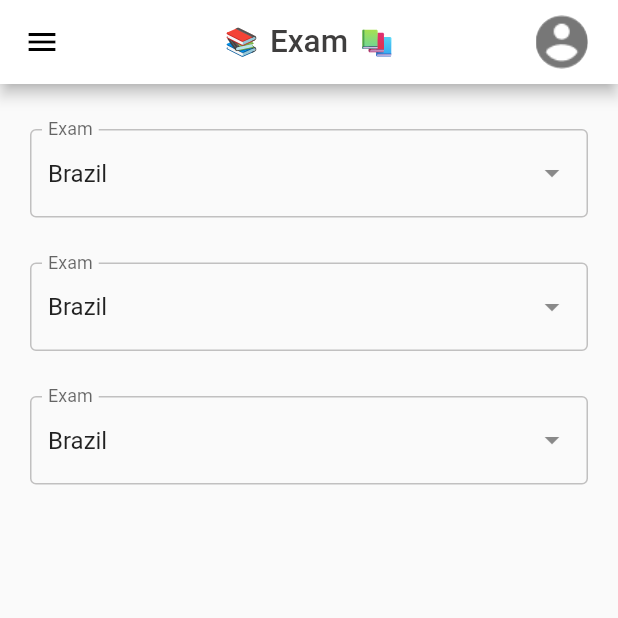
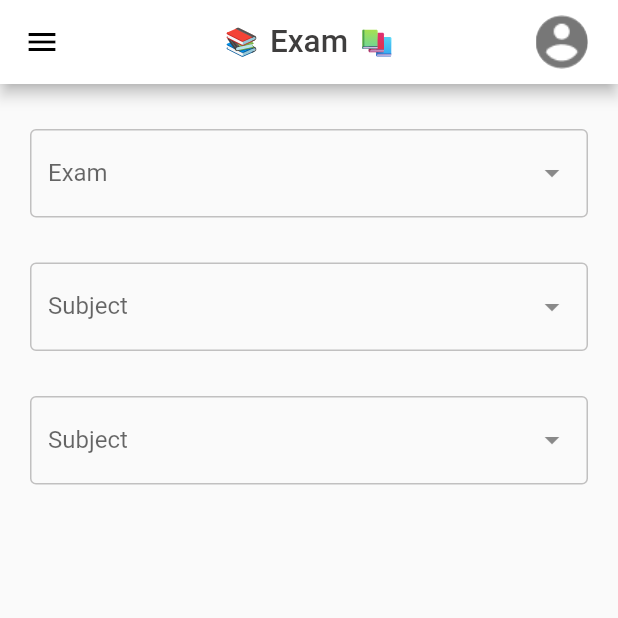
Before and after one commit to Afuh-Christian/exam-frontend, a Flutter app: the screen it shows after launch, on a phone screen of 412 x 824 dp, the top half of it. Run offline on Flutter 3.47's test engine with Material 2 defaults, Android fonts, the phone set to English and light mode, and no system bars; drawn by our look-alikes of dropdown_search; our stand-ins replace flutter_svg; missing offline and left inert: dart:ffi.

Commit message:
Implemented dependent searh for Exam , subjects and Topics

```diff
--- /dev/null
+++ b/lib/Dummy_data.dart
@@ -0,0 +1,72 @@
+// ignore: file_names
+
+
+import 'dart:ffi';
+// Exams s......
+class Exam {
+  Exam({
+    required this.id,
+    required this.name,
+  });
+  int id = 0;
+  String name = "";
+}
+
+
+// List<Exam> examsList = [
+//   Exam(id: 1, name: "gce o levels"),
+// Exam(id: 2, name: "gce a levels"),
+// Exam(id: 3, name: "probatio"),
+// Exam(id: 4, name: "ens"),
+// Exam(id: 5, name: "ens lan"),
+// Exam(id: 6, name: "ens question"),
+// ];
+
+
+// Subjects ..............
+class Subject {
+  Subject({
+    required this.id,
+    required this.name,
+    required this.examID,
+  });
+   int id = 0;
+   int examID = 0;
+   String name = "";
+}
+
+
+
+
+
+class Topic {
+  Topic({
+    required this.id,
+    required this.name,
+    required this.subjectID,
+  });
+   int id = 0;
+   int subjectID = 0;
+   String name = "";
+}
+
+
+
+// List<Subject> subjects = [
+// Subject(id: 1, name: "O Physics", examID: 1 ),
+// Subject(id: 2, name: "O Chemistry", examID: 1 ),
+// Subject(id: 3, name: "O Biology", examID: 1 ),
+// Subject(id: 3, name: "O maths", examID: 1 ),
+// Subject(id: 4, name: "A Maths ", examID: 2 ),
+// Subject(id: 5, name: "A Chem", examID: 2 ),
+// Subject(id: 6, name: "A Bio", examID: 2 ),
+// Subject(id: 7, name: "A Literature", examID: 2 ),
+// Subject(id: 8, name: "P english", examID: 3 ),
+// Subject(id: 9, name: "P Electronics", examID: 3 ),
+// Subject(id: 10, name: "P French", examID: 3 ),
+// Subject(id: 11, name: "P Manual machanics", examID: 3 ),
+// Subject(id: 12, name: "E History", examID: 4 ),
+// Subject(id: 13, name: "E English", examID: 4 ),
+// Subject(id: 14, name: "E history", examID: 4 ),
+// Subject(id: 15, name: "E maths", examID: 4 ),
+// ];
--- a/lib/Provider/Provider.dart
+++ b/lib/Provider/Provider.dart
@@ -1,12 +1,197 @@
 import 'package:flutter/material.dart';
 
+import '../Dummy_data.dart';
+
 class ExamProvider extends ChangeNotifier {
-   int _numberOfLikes = 0;
+  List<Exam> examsList = [
+    Exam(id: 1, name: "gce o levels"),
+    Exam(id: 2, name: "gce a levels"),
+    Exam(id: 3, name: "probatio"),
+    Exam(id: 4, name: "ens"),
+    Exam(id: 5, name: "ens lan"),
+    Exam(id: 6, name: "ens question"),
+    Exam(id: 7, name: "ens adsfasfdad question"),
+  ];
 
-   int get_numberOfLikes() => _numberOfLikes;
+  List<Exam> getExamList() => examsList;
 
-   void set_numberOfLikes(){
+  String choosenExamname = "";
+
+  int getChoosenExamID() {
+    var filetered =
+        examsList.where((element) => element.name == choosenExamname).toList();
+
+    return filetered.isEmpty ? 0 : filetered[0].id;
+  }
+
+  void setChoosenExamName(String value) {
+    choosenExamname = value;
+    choosenSubject = "";
+    choosenTopic = "";
+    notifyListeners();
+  }
+
+  List<Subject> subjects = [
+    Subject(id: 1, name: "O Physics", examID: 1),
+    Subject(id: 2, name: "O Biology", examID: 1),
+    Subject(id: 3, name: "O Chemistory", examID: 1),
+    Subject(id: 16, name: "O maths", examID: 1),
+    Subject(id: 4, name: "A Maths", examID: 2),
+    Subject(id: 5, name: "A Chem", examID: 2),
+    Subject(id: 6, name: "A Bio", examID: 2),
+    Subject(id: 7, name: "A Literature", examID: 2),
+    Subject(id: 8, name: "P english", examID: 3),
+    Subject(id: 9, name: "P Electronics", examID: 3),
+    Subject(id: 10, name: "P French", examID: 3),
+    Subject(id: 11, name: "P Manual machanics", examID: 3),
+    Subject(id: 12, name: "E History", examID: 4),
+    Subject(id: 13, name: "E English", examID: 4),
+    Subject(id: 14, name: "E history", examID: 4),
+    Subject(id: 15, name: "E maths", examID: 4),
+  ];
+
+  List<Subject> getSubjectList() {
+    List<Subject> subjectlist = subjects
+        .where((element) => element.examID == getChoosenExamID())
+        .toList();
+
+    if (subjectlist.isEmpty) {
+      return [Subject(id: 0, name: "No items", examID: -1)];
+    } else {
+      return subjectlist;
+    }
+  }
+
+  String choosenSubject = "";
+
+  int getChoosenSubjectID() {
+    var filetered = getSubjectList()
+        .where((element) => element.name == choosenSubject)
+        .toList();
+
+    if (filetered.isEmpty) return 0;
+    return filetered[0].id;
+  }
+
+  void setChoosenSubjectName(String value) {
+    choosenSubject = value;
+     choosenTopic = "";
+    notifyListeners();
+  }
+
+  List<Topic> topics = [
+    // O level physics
+    Topic(id: 1, name: "O mechanics", subjectID: 1),
+    Topic(id: 2, name: "O Optics", subjectID: 1),
+    Topic(id: 3, name: "O Electrostatics", subjectID: 1),
+    Topic(id: 4, name: "O simple harmonic motion", subjectID: 1),
+    Topic(id: 5, name: "O waves", subjectID: 1),
+
+    // O level biology
+    Topic(id: 6, name: "O biology1", subjectID: 2),
+    Topic(id: 7, name: "O biology2", subjectID: 2),
+    Topic(id: 8, name: "O biology3", subjectID: 2),
+    Topic(id: 9, name: "O biology4", subjectID: 2),
+    Topic(id: 10, name: "O biology5", subjectID: 2),
+
+    // O level chemistory
+    Topic(id: 11, name: "O Chem1", subjectID: 3),
+    Topic(id: 12, name: "O Chem2", subjectID: 3),
+    Topic(id: 13, name: "O Chem3", subjectID: 3),
+    Topic(id: 14, name: "O Chem4", subjectID: 3),
+    Topic(id: 15, name: "O Chem5", subjectID: 3),
+
+    // A level Maths .......
+    Topic(id: 16, name: "A Maths1 ", subjectID: 4),
+    Topic(id: 17, name: "A Maths2 ", subjectID: 4),
+    Topic(id: 18, name: "A Maths3 ", subjectID: 4),
+    Topic(id: 19, name: "A Maths4 ", subjectID: 4),
+    Topic(id: 20, name: "A Maths5 ", subjectID: 4),
+
+    Topic(id: 21, name: "A Chem1", subjectID: 5),
+    Topic(id: 22, name: "A Chem2", subjectID: 5),
+    Topic(id: 23, name: "A Chem3", subjectID: 5),
+    Topic(id: 24, name: "A Chem4", subjectID: 5),
+    Topic(id: 25, name: "A Chem5", subjectID: 5),
+
+    // Topic(id: 6, name: "A Bio", subjectID: 2),
+    Topic(id: 26, name: "A Literature1", subjectID: 7),
+    Topic(id: 27, name: "A Literature2", subjectID: 7),
+    Topic(id: 28, name: "A Literature3", subjectID: 7),
+    Topic(id: 29, name: "A Literature4", subjectID: 7),
+    Topic(id: 30, name: "A Literature5", subjectID: 7),
+    Topic(id: 31, name: "A Literature6", subjectID: 7),
+    Topic(id: 32, name: "A Literature7", subjectID: 7),
+
+    // Topic(id: 8, name: "P english", subjectID: 3),
+
+    Topic(id: 33, name: "P Electronics1", subjectID: 9),
+    Topic(id: 34, name: "P Electronics2", subjectID: 9),
+    Topic(id: 35, name: "P Electronics3", subjectID: 9),
+    Topic(id: 36, name: "P Electronics4", subjectID: 9),
+    Topic(id: 37, name: "P Electronics5", subjectID: 9),
+
+    Topic(id: 38, name: "P French1", subjectID: 10),
+    Topic(id: 39, name: "P French2", subjectID: 10),
+    Topic(id: 40, name: "P French3", subjectID: 10),
+    Topic(id: 41, name: "P French4", subjectID: 10),
+    Topic(id: 42, name: "P French5", subjectID: 10),
+
+    // Topic(id: 11, name: "P Manual machanics", subjectID: 3),
+    Topic(id: 43, name: "E History1", subjectID: 12),
+    Topic(id: 44, name: "E History2", subjectID: 12),
+    Topic(id: 45, name: "E History3", subjectID: 12),
+    Topic(id: 46, name: "E History4", subjectID: 12),
+    Topic(id: 47, name: "E History5", subjectID: 12),
+
+    Topic(id: 48, name: "E English1", subjectID: 13),
+    Topic(id: 49, name: "E English2", subjectID: 13),
+    Topic(id: 50, name: "E English3", subjectID: 13),
+    Topic(id: 51, name: "E English4", subjectID: 13),
+    Topic(id: 52, name: "E English5", subjectID: 13),
+    Topic(id: 53, name: "E English6", subjectID: 13),
+    // Topic(id: 14, name: "E history", subjectID: 4),
+
+    Topic(id: 54, name: "E maths1", subjectID: 15),
+    Topic(id: 55, name: "E maths2", subjectID: 15),
+    Topic(id: 56, name: "E maths3", subjectID: 15),
+    Topic(id: 57, name: "E maths4", subjectID: 15),
+    Topic(id: 58, name: "E maths5", subjectID: 15),
+    Topic(id: 59, name: "E maths6", subjectID: 15),
+  ];
+
+  List<Topic> getTopicList() {
+    List<Topic> topiclist = topics
+        .where((element) => element.subjectID == getChoosenSubjectID())
+        .toList();
+
+    if (topiclist.isEmpty) {
+      return [Topic(id: 0, name: "No items", subjectID: -1)];
+    } else {
+      return topiclist;
+    }
+  }
+
+  String choosenTopic = "";
+
+  int getChoosenTopicID() {
+    var filetered = getTopicList()
+        .where((element) => element.name == choosenTopic)
+        .toList();
+    return filetered[0].id;
+  }
+
+  void setChoosenTopicName(String value) {
+    choosenTopic = value;
+    notifyListeners();
+  }
+
+  int _numberOfLikes = 0;
+
+  int get_numberOfLikes() => _numberOfLikes;
+
+  void set_numberOfLikes() {
     _numberOfLikes++;
-    notifyListeners();// To listen for the change ..
-   }
+    notifyListeners(); // To listen for the change ..
+  }
 }
--- a/lib/Screen_Sizes/MobileApp/Pages/HomePage.dart
+++ b/lib/Screen_Sizes/MobileApp/Pages/HomePage.dart
@@ -3,12 +3,12 @@ import 'dart:math';
 import 'package:flutter/material.dart';
 import 'package:flutter_svg/svg.dart';
 import 'package:provider/provider.dart';
+import '../../../Dummy_data.dart';
 import '../../../Provider/Provider.dart';
 import 'AboutPage.dart';
 import 'Sroll.dart';
 
 import 'package:dropdown_search/dropdown_search.dart';
-
 
 class NavItem {
   String? titlename;
@@ -86,62 +86,275 @@ class _MainContainerState extends State<MainContainer> {
   Widget build(BuildContext context) {
     // return formDropdown();
     return Column(
-      children: const [
-         SearchBox(),
-         SearchBox(),
-         SearchBox(),
+      children: [
+        SearchBox(
+          provider: widget.provider,
+        ),
+        SearchSubjectBox(provider: widget.provider),
+        SearchTopicBox(provider: widget.provider),
+      //  const  SearchSubjectBox()
+        // SearchBox(),
+        // SearchBox(),
       ],
     );
   }
 }
 
-class SearchBox extends StatelessWidget {
+
+
+
+
+
+
+
+
+
+
+
+class SearchBox extends StatefulWidget {
   const SearchBox({
     super.key,
+    required this.provider,
   });
 
+  final ExamProvider provider;
+
+  @override
+  State<SearchBox> createState() => _SearchBoxState();
+}
+
+class _SearchBoxState extends State<SearchBox> {
   @override
   Widget build(BuildContext context) {
+    // final provider = Provider.of<ExamProvider>(context);
+    print(widget.provider.getSubjectList().map((e) => e.name).toList());
+    print("Hello");
     return Container(
       width: double.infinity,
-      margin: EdgeInsets.only(left: 20, right: 20, top: 30),
+      margin: const EdgeInsets.only(left: 20, right: 20, top: 30),
       // height: 400,
       // color: Colors.blue,
-      child:
-      DropdownSearch<String>(
+      child: DropdownSearch<String>(
 
         popupProps: PopupProps.menu(
+          searchDelay: const Duration(seconds: 2),
           showSelectedItems: true,
           showSearchBox: true,
+
+//...........................................................................................
+// functions that goes to the backend and fetches the result ..... ..........................
           disabledItemFn: (String s) => s.startsWith('I'),
+//...........................................................................................
         ),
-    items: const [
-      "Brazil",
-      // "Italia (Disabled)",
-      "Tunisia",
-      "Tunisia1",
-      "Tunisia2",
-      "Tunisia22",
-      "Tunisia222",
-      "Tunisi22a",
-      "Tunisi22a",
-      'Canada'],
+        // ignore: avoid_function_literals_in_foreach_calls
+
+        items: widget.provider.getExamList().map((e) => e.name).toList(),
+
         dropdownDecoratorProps: const DropDownDecoratorProps(
-
           dropdownSearchDecoration: InputDecoration(
             enabledBorder: OutlineInputBorder(
                 borderSide: BorderSide(
-              width: 1,
-              color: Color.fromARGB(255, 193, 192, 192)
-            )
-          ),
+                    width: 1, color: Color.fromARGB(255, 193, 192, 192))),
             labelText: "Exam",
-            hintText: "country in menu mode",
+            hintText: "Choose Exam",
           ),
         ),
-    onChanged: print,
-    selectedItem: "Brazil",
+
+        //...........................................................................................
+        onChanged: (value) {
+          // print(value);
+          widget.provider.setChoosenExamName(value as String);
+        },
+//...........................................................................................
+
+        // onChanged: print,
+
+        // selectedItem: widget.provider.getExamList()[0].name,
+        selectedItem:"",
       ),
     );
   }
 }
+
+
+
+
+
+
+
+
+
+
+
+
+
+
+
+
+
+
+
+
+
+class SearchSubjectBox extends StatefulWidget {
+    SearchSubjectBox({super.key,
+   required this.provider,
+  });
+
+   ExamProvider provider;
+
+
+
+  @override
+  State<SearchSubjectBox> createState() => _SearchSubjectBoxState();
+}
+
+class _SearchSubjectBoxState extends State<SearchSubjectBox> {
+  @override
+  Widget build(BuildContext context) {
+    // final provider = Provider.of<ExamProvider>(context);
+    return Container(
+      width: double.infinity,
+      margin: const EdgeInsets.only(left: 20, right: 20, top: 30),
+      // height: 400,
+      // color: Colors.blue,
+      child: DropdownSearch<String>(
+        popupProps: PopupProps.menu(
+          searchDelay: const Duration(seconds: 2),
+          showSelectedItems: true,
+          showSearchBox: true,
+
+
+//...........................................................................................
+// functions that goes to the backend and fetches the result ..... ..........................
+          disabledItemFn: (String s) => s.startsWith('I'),
+//...........................................................................................
+        ),
+        // ignore: avoid_function_literals_in_foreach_calls
+
+        items: widget.provider.getSubjectList().map((e) => e.name).toList(),
+        // items: ["A", "B" , "C" , "h", "d"],
+
+        dropdownDecoratorProps: const DropDownDecoratorProps(
+          dropdownSearchDecoration: InputDecoration(
+            enabledBorder: OutlineInputBorder(
+                borderSide: BorderSide(
+                    width: 1, color: Color.fromARGB(255, 193, 192, 192))),
+            labelText: "Subject",
+            hintText: "Choose Subject",
+            hintStyle: TextStyle(color: Colors.black)
+          ),
+        ),
+
+        //...........................................................................................
+        onChanged: (value) {
+          widget.provider.setChoosenSubjectName(value as String);
+        },
+//...........................................................................................
+
+        // onChanged: print,
+
+        // selectedItem: widget.provider.getSubjectList()[0].name,
+        selectedItem:widget.provider.choosenSubject,
+        // selectedItem: "h",
+      ),
+    );
+  }
+}
+
+
+
+
+
+
+
+
+
+
+
+
+
+
+
+
+
+
+
+
+
+
+
+
+
+
+
+
+
+
+
+
+class SearchTopicBox extends StatefulWidget {
+    SearchTopicBox({super.key,
+   required this.provider,
+  });
+
+   ExamProvider provider;
+
+
+
+  @override
+  State<SearchTopicBox> createState() => _SearchTopicBoxState();
+}
+
+class _SearchTopicBoxState extends State<SearchTopicBox> {
+  @override
+  Widget build(BuildContext context) {
+    // final provider = Provider.of<ExamProvider>(context);
+    return Container(
+      width: double.infinity,
+      margin: const EdgeInsets.only(left: 20, right: 20, top: 30),
+      // height: 400,
+      // color: Colors.blue,
+      child: DropdownSearch<String>(
+        popupProps: PopupProps.menu(
+          searchDelay: const Duration(seconds: 2),
+          showSelectedItems: true,
+          showSearchBox: true,
+
+
+//...........................................................................................
+// functions that goes to the backend and fetches the result ..... ..........................
+          disabledItemFn: (String s) => s.startsWith('I'),
+//...........................................................................................
+        ),
+        // ignore: avoid_function_literals_in_foreach_calls
+
+        items: widget.provider.getTopicList().map((e) => e.name).toList(),
+        // items: ["A", "B" , "C" , "h", "d"],
+
+        dropdownDecoratorProps: const DropDownDecoratorProps(
+          dropdownSearchDecoration: InputDecoration(
+            enabledBorder: OutlineInputBorder(
+                borderSide: BorderSide(
+                    width: 1, color: Color.fromARGB(255, 193, 192, 192))),
+            labelText: "Subject",
+            hintText: "Choose Subject",
+            hintStyle: TextStyle(color: Colors.black)
+          ),
+        ),
+
+        //...........................................................................................
+        onChanged: (value) {
+          widget.provider.setChoosenTopicName(value as String);
+        },
+//...........................................................................................
+
+        // onChanged: print,
+
+        // selectedItem: widget.provider.getSubjectList()[0].name,
+        selectedItem: widget.provider.choosenTopic,
+        // selectedItem: "h",
+      ),
+    );
+  }
+}
```
Lines whose indentation alone changed are shown as unchanged.
